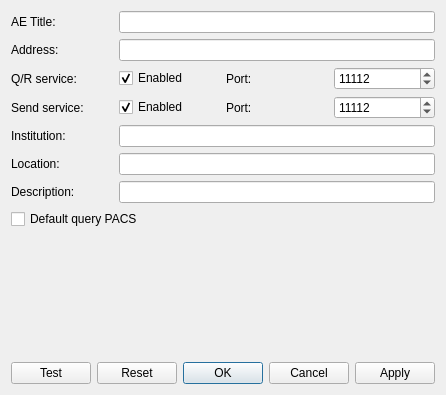
First picture: the form in starviewer/src/inputoutput/qpacsdialogbase.ui, repository starviewer-medical/starviewer, before the edit.
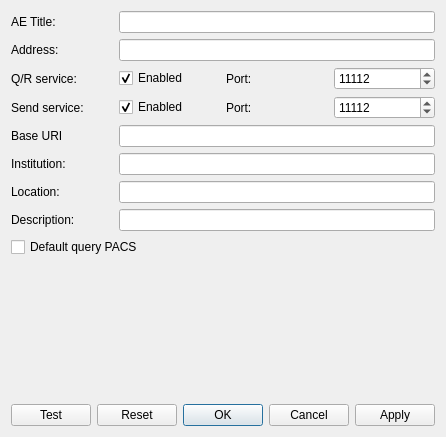
Second picture: the form after the edit.

The edit to the form file:
```diff
--- a/starviewer/src/inputoutput/qpacsdialogbase.ui
+++ b/starviewer/src/inputoutput/qpacsdialogbase.ui
@@ -7,7 +7,7 @@
     <x>0</x>
     <y>0</y>
     <width>438</width>
-    <height>395</height>
+    <height>437</height>
    </rect>
   </property>
   <layout class="QVBoxLayout" name="verticalLayout">
@@ -106,36 +106,46 @@
       </widget>
      </item>
      <item row="4" column="0">
+      <widget class="QLabel" name="m_baseUriLabel">
+       <property name="text">
+        <string>Base URI</string>
+       </property>
+      </widget>
+     </item>
+     <item row="4" column="1" colspan="3">
+      <widget class="QLineEdit" name="m_baseUriLineEdit"/>
+     </item>
+     <item row="5" column="0">
       <widget class="QLabel" name="label_7">
        <property name="text">
         <string>Institution:</string>
        </property>
       </widget>
      </item>
-     <item row="4" column="1" colspan="3">
+     <item row="5" column="1" colspan="3">
       <widget class="QLineEdit" name="m_institutionLineEdit"/>
      </item>
-     <item row="5" column="0">
+     <item row="6" column="0">
       <widget class="QLabel" name="label_8">
        <property name="text">
         <string>Location:</string>
        </property>
       </widget>
      </item>
-     <item row="5" column="1" colspan="3">
+     <item row="6" column="1" colspan="3">
       <widget class="QLineEdit" name="m_locationLineEdit"/>
      </item>
-     <item row="6" column="0">
+     <item row="7" column="0">
       <widget class="QLabel" name="label_9">
        <property name="text">
         <string>Description:</string>
        </property>
       </widget>
      </item>
-     <item row="6" column="1" colspan="3">
+     <item row="7" column="1" colspan="3">
       <widget class="QLineEdit" name="m_descriptionLineEdit"/>
      </item>
-     <item row="7" column="0" colspan="4">
+     <item row="8" column="0" colspan="4">
       <widget class="QCheckBox" name="m_defaultQueryPacsCheckBox">
        <property name="text">
         <string>Default query PACS</string>
```
Left out of the diff: 12 changed lines with no effect on the pictures.
